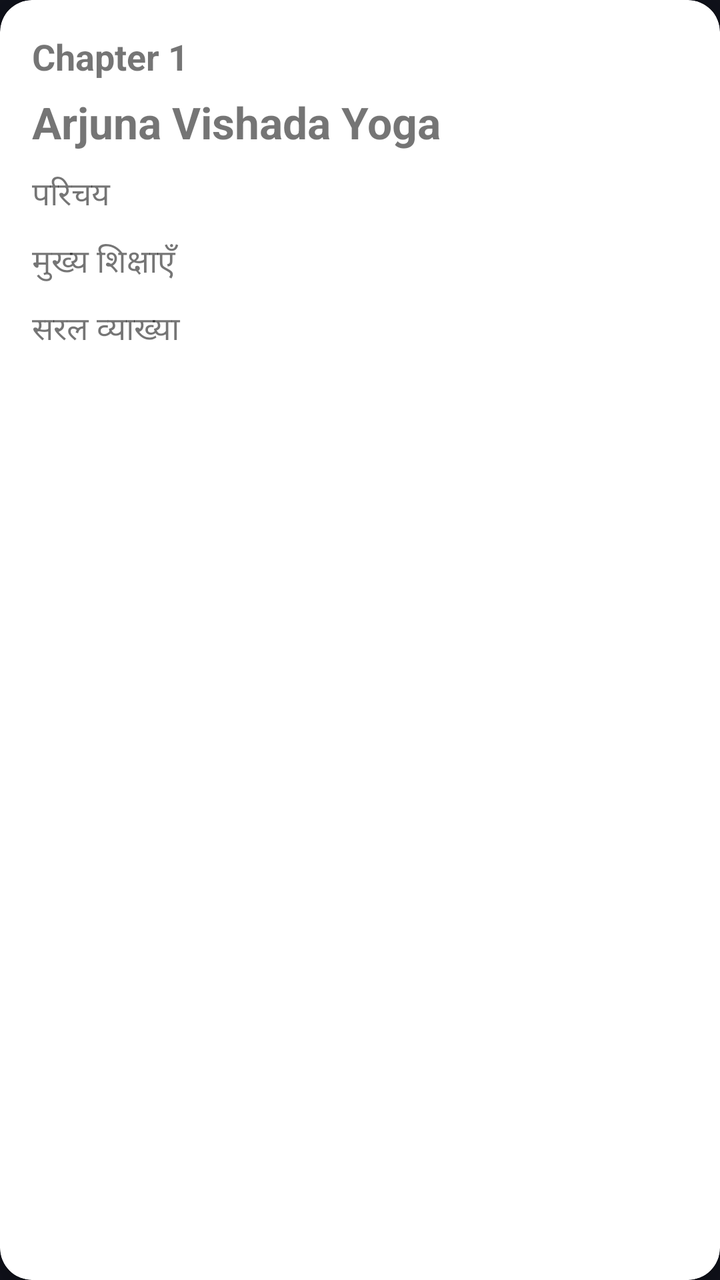
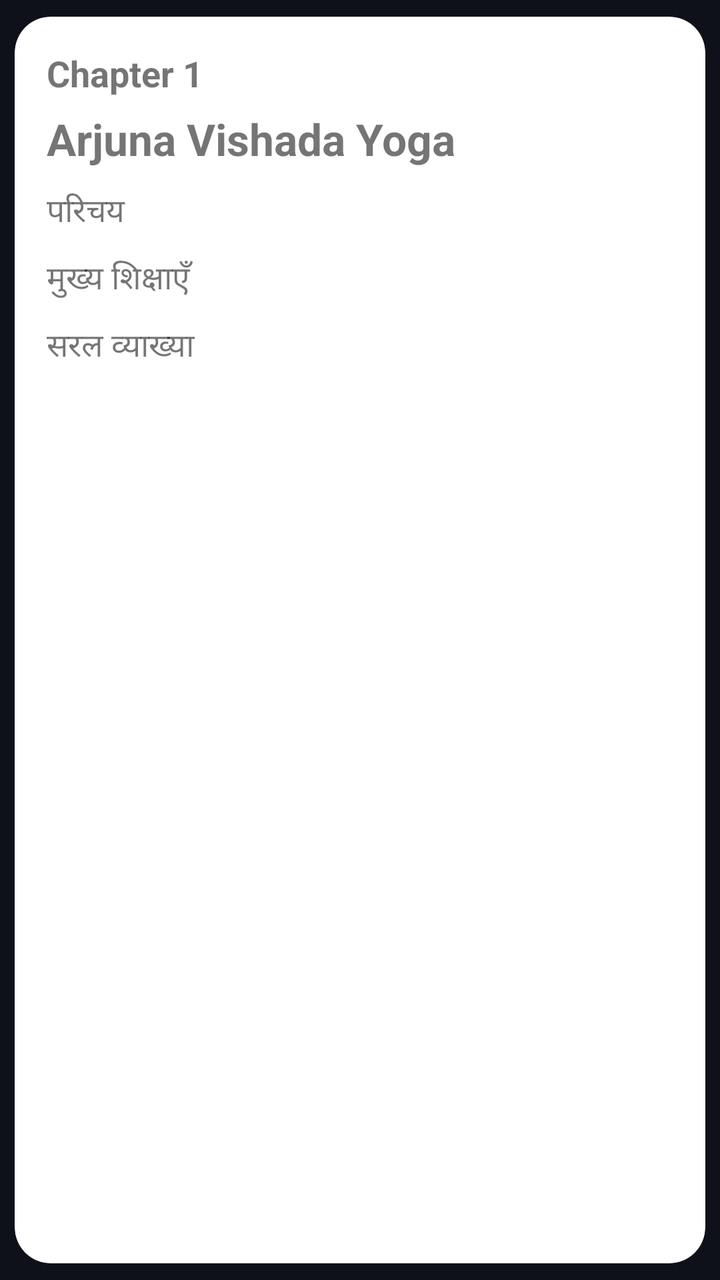

Compare the two renders of this Android layout. The source of the first and the diff that turns it into the second are given below.
<!-- AndroidManifest.xml: application theme Theme.SanskritiSathi -->
<!-- res/layout/item_gita.xml -->
<?xml version="1.0" encoding="utf-8"?>
<androidx.cardview.widget.CardView
    xmlns:android="http://schemas.android.com/apk/res/android"
    xmlns:app="http://schemas.android.com/apk/res-auto"
    android:layout_width="match_parent"
    android:layout_height="wrap_content"
    android:layout_margin="8dp"
    app:cardCornerRadius="16dp"
    app:cardElevation="6dp">

    <LinearLayout
        android:layout_width="match_parent"
        android:layout_height="wrap_content"
        android:orientation="vertical"
        android:padding="16dp">

        <TextView
            android:id="@+id/gitaChapter"
            android:layout_width="match_parent"
            android:layout_height="wrap_content"
            android:text="Chapter 1"
            android:textSize="18sp"
            android:textStyle="bold" />

        <TextView
            android:id="@+id/gitaTitle"
            android:layout_width="match_parent"
            android:layout_height="wrap_content"
            android:layout_marginTop="6dp"
            android:text="Arjuna Vishada Yoga"
            android:textSize="22sp"
            android:textStyle="bold" />

        <TextView
            android:id="@+id/gitaIntroduction"
            android:layout_width="match_parent"
            android:layout_height="wrap_content"
            android:layout_marginTop="10dp"
            android:text="परिचय"
            android:textSize="16sp"
            android:lineSpacingExtra="4dp" />

        <TextView
            android:id="@+id/gitaTeachings"
            android:layout_width="match_parent"
            android:layout_height="wrap_content"
            android:layout_marginTop="10dp"
            android:text="मुख्य शिक्षाएँ"
            android:textSize="16sp"
            android:lineSpacingExtra="4dp" />

        <TextView
            android:id="@+id/gitaExplanation"
            android:layout_width="match_parent"
            android:layout_height="wrap_content"
            android:layout_marginTop="10dp"
            android:text="सरल व्याख्या"
            android:textSize="16sp"
            android:lineSpacingExtra="4dp" />

    </LinearLayout>

</androidx.cardview.widget.CardView>
<!-- resources referenced by this layout -->
<resources>
  <style name="Theme.SanskritiSathi" parent="Theme.MaterialComponents.DayNight.NoActionBar">
  
          <item name="android:fontFamily">sans-serif</item>
  
          
          <item name="android:statusBarColor">#0F111A</item>
          <item name="android:windowLightStatusBar">false</item>
  
          <item name="android:navigationBarColor">#1A1D2B</item>
          <item name="android:windowLightNavigationBar">false</item>
  
          <item name="android:windowActionModeOverlay">true</item>
          <item name="android:windowNoTitle">true</item>
  
          <item name="android:windowBackground">#0F111A</item>
  
          <item name="android:textColorPrimary">#FFFFFF</item>
          <item name="android:textColorSecondary">#A0A5B5</item>
  
      </style>
</resources>

<!-- the commit's change to res/layout/item_gita.xml (unified diff, before → after) -->
@@ -5,8 +5,12 @@
     android:layout_width="match_parent"
     android:layout_height="wrap_content"
     android:layout_margin="8dp"
-    app:cardCornerRadius="16dp"
-    app:cardElevation="6dp">
+    app:cardCornerRadius="18dp"
+    app:cardElevation="2dp"
+    android:background="#FFFFFF"
+
+    app:cardUseCompatPadding="true"
+>
 
     <LinearLayout
         android:layout_width="match_parent"
